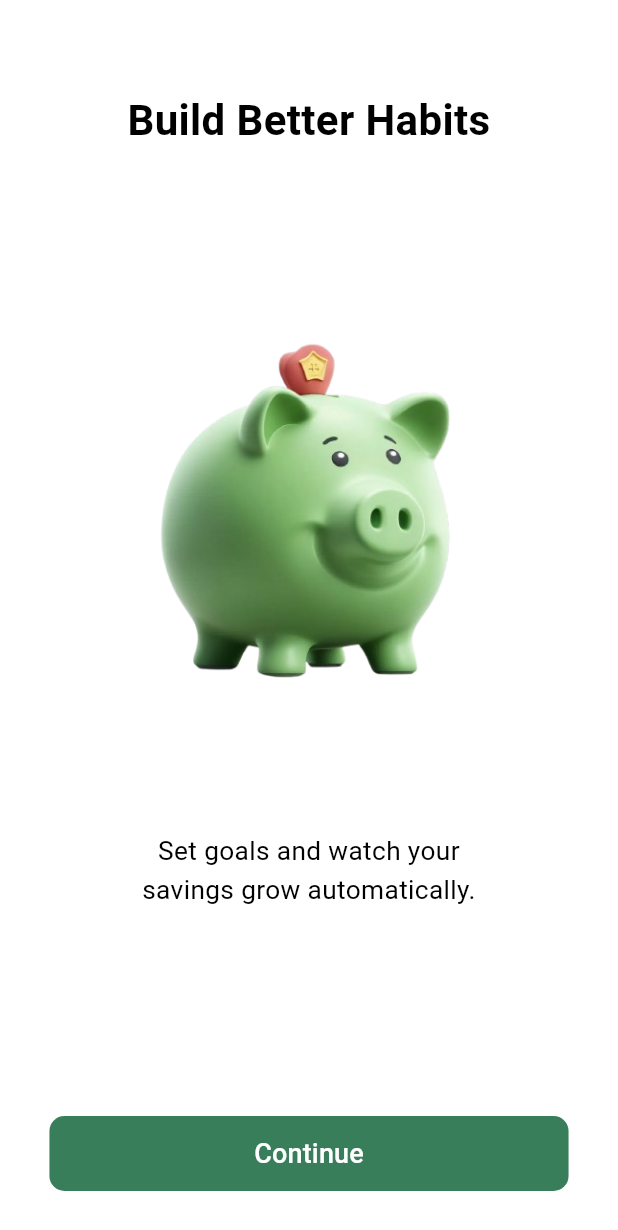
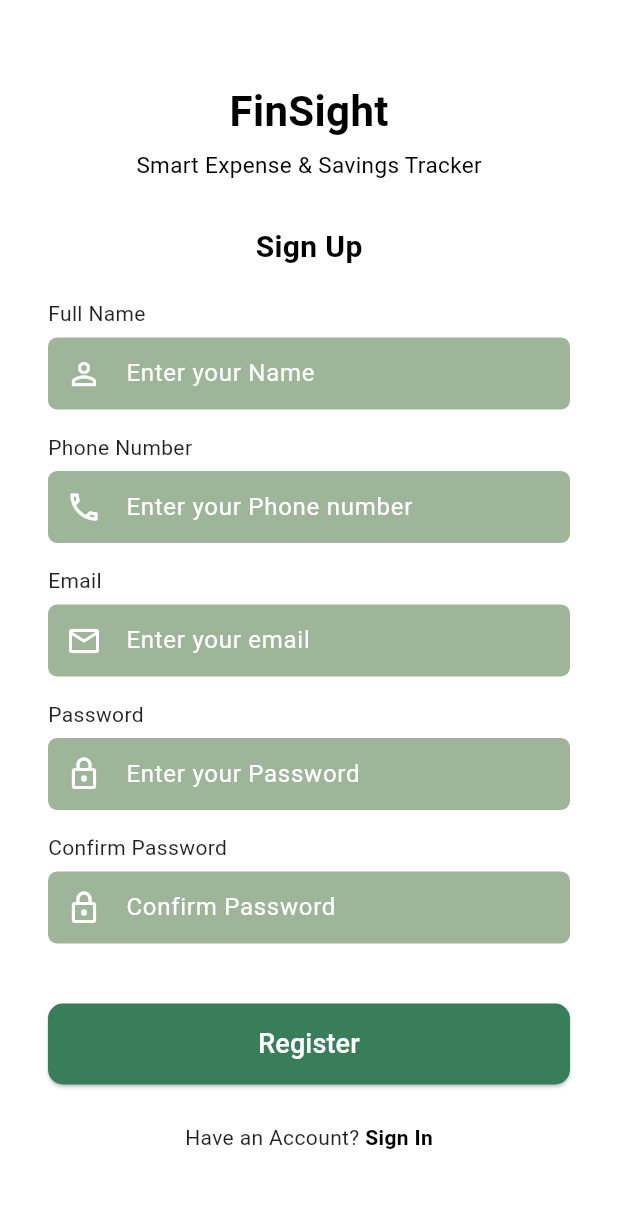
Before and after one commit to Marjuuno/finsight, a Flutter app: the OnBoardingPage screen opened directly, after a tap on "Continue", on a phone screen of 412 x 824 dp. Shown: the top 1230 px of the screen. Run offline on Flutter 3.47's test engine with Material 3 defaults, Android fonts, the phone set to English and light mode, and no system bars; Roboto replaces fonts that are missing (Georgia, Times New Roman).

Commit message:
signin and signup

```diff
--- /dev/null
+++ b/lib/login/signup/signup.dart
@@ -0,0 +1,189 @@
+import 'package:finsight/login/signup/singin.dart';
+import 'package:flutter/material.dart';
+
+class SignupPage extends StatelessWidget {
+  const SignupPage({super.key});
+
+  @override
+  Widget build(BuildContext context) {
+    final Color fieldColor = const Color(0xFF9EB59A); // soft green shade
+    final Color buttonColor = const Color(0xFF387E5A); // dark green button color
+
+    return Scaffold(
+      backgroundColor: Colors.white,
+      body: SafeArea(
+        child: SingleChildScrollView(
+          padding: const EdgeInsets.symmetric(horizontal: 32, vertical: 24),
+          child: Column(
+            crossAxisAlignment: CrossAxisAlignment.center,
+            children: [
+              const SizedBox(height: 30),
+              const Text(
+                'FinSight',
+                style: TextStyle(
+                  fontSize: 28,
+                  fontWeight: FontWeight.bold,
+                  color: Colors.black,
+                  fontFamily: 'Times New Roman',
+                ),
+              ),
+              const SizedBox(height: 5),
+              const Text(
+                'Smart Expense & Savings Tracker',
+                style: TextStyle(
+                  fontSize: 15,
+                  color: Color.fromARGB(255, 0, 0, 0),
+                ),
+              ),
+              const SizedBox(height: 30),
+
+              const Text(
+                'Sign Up',
+                style: TextStyle(
+                  fontSize: 20,
+                  fontWeight: FontWeight.w600,
+                  color: Colors.black,
+                ),
+              ),
+              const SizedBox(height: 20),
+
+              // Full Name
+              buildTextField(
+                label: 'Full Name',
+                hint: 'Enter your Name',
+                icon: Icons.person_outline,
+                color: fieldColor,
+              ),
+              const SizedBox(height: 15),
+
+              // Phone No
+              buildTextField(
+                label: 'Phone Number',
+                hint: 'Enter your Phone number',
+                icon: Icons.phone_outlined,
+                color: fieldColor,
+                keyboardType: TextInputType.phone,
+              ),
+              const SizedBox(height: 15),
+
+              // Email
+              buildTextField(
+                label: 'Email',
+                hint: 'Enter your email',
+                icon: Icons.email_outlined,
+                color: fieldColor,
+                keyboardType: TextInputType.emailAddress,
+              ),
+              const SizedBox(height: 15),
+
+              // Password
+              buildTextField(
+                label: 'Password',
+                hint: 'Enter your Password',
+                icon: Icons.lock_outline,
+                color: fieldColor,
+                obscureText: true,
+              ),
+              const SizedBox(height: 15),
+
+              // Confirm Password
+              buildTextField(
+                label: 'Confirm Password',
+                hint: 'Confirm Password',
+                icon: Icons.lock_outline,
+                color: fieldColor,
+                obscureText: true,
+              ),
+              const SizedBox(height: 40),
+
+              // Register Button
+              SizedBox(
+                width: double.infinity,
+                child: ElevatedButton(
+                  style: ElevatedButton.styleFrom(
+                    backgroundColor: buttonColor,
+                    shape: RoundedRectangleBorder(
+                      borderRadius: BorderRadius.circular(10),
+                    ),
+                    padding: const EdgeInsets.symmetric(vertical: 14),
+                  ),
+                  onPressed: () {},
+                  child: const Text(
+                    'Register',
+                    style: TextStyle(
+                      fontSize: 18,
+                      fontWeight: FontWeight.w500,
+                      color: Colors.white,
+                    ),
+                  ),
+                ),
+              ),
+
+              const SizedBox(height: 25),
+
+              // Sign In link
+              Row(
+                mainAxisAlignment: MainAxisAlignment.center,
+                children: [
+                  const Text(
+                    "Have an Account? ",
+                    style: TextStyle(color: Colors.black87),
+                  ),
+                  GestureDetector(
+                    onTap: () {
+                      Navigator.push(
+                      context,
+                      MaterialPageRoute(builder: (context) => const SigninPage()),
+                    );
+                    },
+                    child: const Text(
+                      "Sign In",
+                      style: TextStyle(
+                        color: Colors.black,
+                        fontWeight: FontWeight.bold,
+                      ),
+                    ),
+                  ),
+                ],
+              ),
+            ],
+          ),
+        ),
+      ),
+    );
+  }
+
+  Widget buildTextField({
+    required String label,
+    required String hint,
+    required IconData icon,
+    required Color color,
+    bool obscureText = false,
+    TextInputType keyboardType = TextInputType.text,
+  }) {
+    return Column(
+      crossAxisAlignment: CrossAxisAlignment.start,
+      children: [
+        Text(label,
+            style: const TextStyle(fontSize: 14, color: Colors.black87)),
+        const SizedBox(height: 6),
+        TextField(
+          obscureText: obscureText,
+          keyboardType: keyboardType,
+          decoration: InputDecoration(
+            prefixIcon: Icon(icon, color: Colors.white),
+            hintText: hint,
+            hintStyle: const TextStyle(color: Colors.white),
+            filled: true,
+            fillColor: color,
+            contentPadding: const EdgeInsets.symmetric(vertical: 10),
+            border: OutlineInputBorder(
+              borderRadius: BorderRadius.circular(6),
+              borderSide: BorderSide.none,
+            ),
+          ),
+        ),
+      ],
+    );
+  }
+}
--- a/lib/pages/onboardingscreen.dart
+++ b/lib/pages/onboardingscreen.dart
@@ -1,3 +1,4 @@
+import 'package:finsight/login/signup/signUp.dart';
 import 'package:flutter/material.dart';
 
 class OnBoardingPage extends StatelessWidget {
@@ -68,6 +69,10 @@ class OnBoardingPage extends StatelessWidget {
                   height: 50,
                   child: TextButton(
                     onPressed: () {
+                      Navigator.push(
+                      context,
+                      MaterialPageRoute(builder: (context) => const SignupPage()),
+                    );
                     },
                     style: TextButton.styleFrom(
                       backgroundColor: const Color(0xFF387E5A), // Approximate green/sage color
```
Also changed, not shown: lib/login/signup/singin.dart (added, +220 -0 lines), 1 other file.
